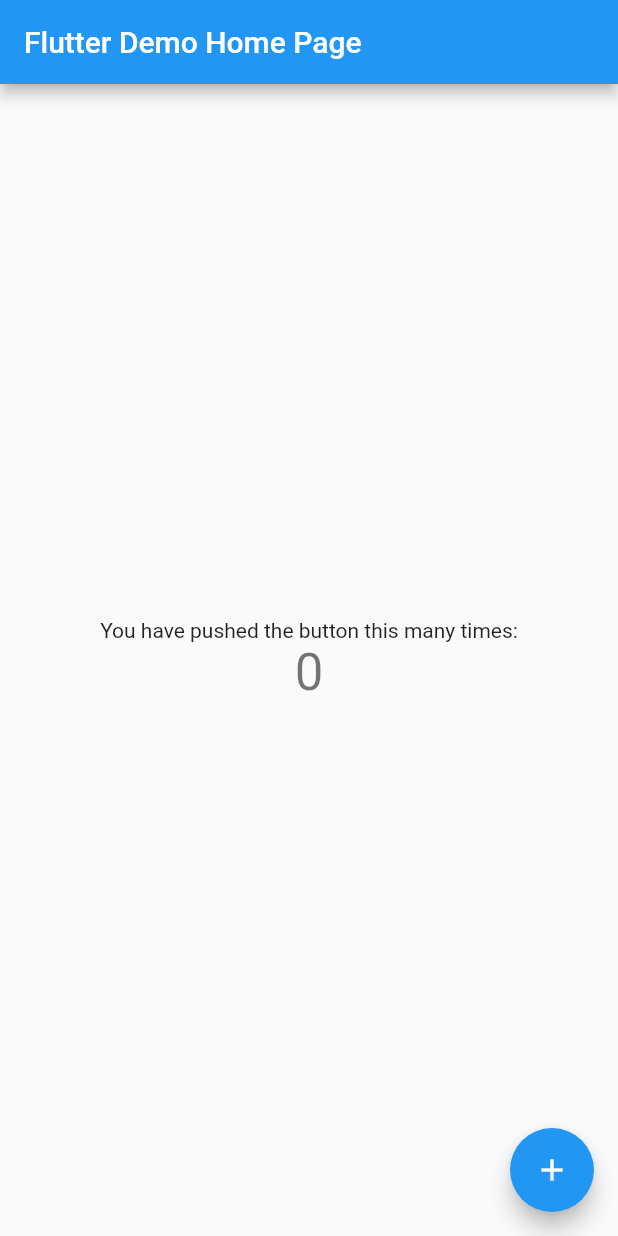
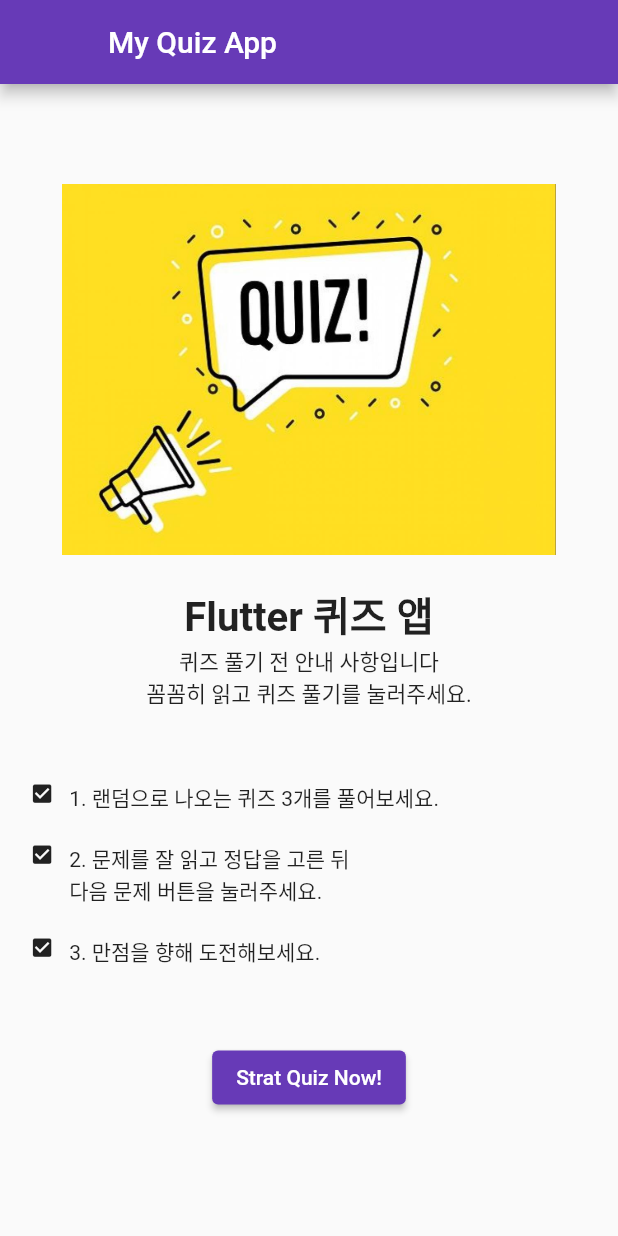
Before and after one commit to wynter122/Quiz_App, a Flutter app: the screen it shows after launch, on a phone screen of 412 x 824 dp. Run offline on Flutter 3.47's test engine with Material 2 defaults, Android fonts, the phone set to English and light mode, and no system bars.

Commit message:
quiz app main

```diff
--- a/lib/main.dart
+++ b/lib/main.dart
@@ -1,115 +1,14 @@
 import 'package:flutter/material.dart';
+import 'package:flutter_application_1/screen/screen_home.dart';
 
-void main() {
-  runApp(const MyApp());
-}
+void main() => runApp(MyApp());
 
 class MyApp extends StatelessWidget {
-  const MyApp({super.key});
-
-  // This widget is the root of your application.
   @override
   Widget build(BuildContext context) {
     return MaterialApp(
-      title: 'Flutter Demo',
-      theme: ThemeData(
-        // This is the theme of your application.
-        //
-        // Try running your application with "flutter run". You'll see the
-        // application has a blue toolbar. Then, without quitting the app, try
-        // changing the primarySwatch below to Colors.green and then invoke
-        // "hot reload" (press "r" in the console where you ran "flutter run",
-        // or simply save your changes to "hot reload" in a Flutter IDE).
-        // Notice that the counter didn't reset back to zero; the application
-        // is not restarted.
-        primarySwatch: Colors.blue,
-      ),
-      home: const MyHomePage(title: 'Flutter Demo Home Page'),
+      title: 'My Quiz App',
+      home: HomeScreen(),
     );
   }
 }
-
-class MyHomePage extends StatefulWidget {
-  const MyHomePage({super.key, required this.title});
-
-  // This widget is the home page of your application. It is stateful, meaning
-  // that it has a State object (defined below) that contains fields that affect
-  // how it looks.
-
-  // This class is the configuration for the state. It holds the values (in this
-  // case the title) provided by the parent (in this case the App widget) and
-  // used by the build method of the State. Fields in a Widget subclass are
-  // always marked "final".
-
-  final String title;
-
-  @override
-  State<MyHomePage> createState() => _MyHomePageState();
-}
-
-class _MyHomePageState extends State<MyHomePage> {
-  int _counter = 0;
-
-  void _incrementCounter() {
-    setState(() {
-      // This call to setState tells the Flutter framework that something has
-      // changed in this State, which causes it to rerun the build method below
-      // so that the display can reflect the updated values. If we changed
-      // _counter without calling setState(), then the build method would not be
-      // called again, and so nothing would appear to happen.
-      _counter++;
-    });
-  }
-
-  @override
-  Widget build(BuildContext context) {
-    // This method is rerun every time setState is called, for instance as done
-    // by the _incrementCounter method above.
-    //
-    // The Flutter framework has been optimized to make rerunning build methods
-    // fast, so that you can just rebuild anything that needs updating rather
-    // than having to individually change instances of widgets.
-    return Scaffold(
-      appBar: AppBar(
-        // Here we take the value from the MyHomePage object that was created by
-        // the App.build method, and use it to set our appbar title.
-        title: Text(widget.title),
-      ),
-      body: Center(
-        // Center is a layout widget. It takes a single child and positions it
-        // in the middle of the parent.
-        child: Column(
-          // Column is also a layout widget. It takes a list of children and
-          // arranges them vertically. By default, it sizes itself to fit its
-          // children horizontally, and tries to be as tall as its parent.
-          //
-          // Invoke "debug painting" (press "p" in the console, choose the
-          // "Toggle Debug Paint" action from the Flutter Inspector in Android
-          // Studio, or the "Toggle Debug Paint" command in Visual Studio Code)
-          // to see the wireframe for each widget.
-          //
-          // Column has various properties to control how it sizes itself and
-          // how it positions its children. Here we use mainAxisAlignment to
-          // center the children vertically; the main axis here is the vertical
-          // axis because Columns are vertical (the cross axis would be
-          // horizontal).
-          mainAxisAlignment: MainAxisAlignment.center,
-          children: <Widget>[
-            const Text(
-              'You have pushed the button this many times:',
-            ),
-            Text(
-              '$_counter',
-              style: Theme.of(context).textTheme.headlineMedium,
-            ),
-          ],
-        ),
-      ),
-      floatingActionButton: FloatingActionButton(
-        onPressed: _incrementCounter,
-        tooltip: 'Increment',
-        child: const Icon(Icons.add),
-      ), // This trailing comma makes auto-formatting nicer for build methods.
-    );
-  }
-}
--- /dev/null
+++ b/lib/screen/screen_home.dart
@@ -0,0 +1,107 @@
+import 'package:flutter/material.dart';
+
+class HomeScreen extends StatefulWidget {
+  @override
+  _HomeScreenState createState() => _HomeScreenState();
+}
+
+class _HomeScreenState extends State<HomeScreen> {
+  @override
+  Widget build(BuildContext context) {
+    // MediaQuery : 반응형 UI 를 만들기위해 기기의 정보 가져옴
+    // width 와 height에 곱하기 한 상대적인 값으로 높이, 패딩, 폰트사이즈 값 정함
+    Size screenSize = MediaQuery.of(context).size;
+    double width = screenSize.width;
+    double height = screenSize.height;
+
+    // SafeArea : 기기의 상단 notice bar 부분, 하단 영역을 침범하지 않는 안전한 영역 잡아주는 위젯
+    return SafeArea(
+        child: Scaffold(
+      appBar: AppBar(
+        title: Text('My Quiz App'),
+        backgroundColor: Colors.deepPurple,
+        // leading 비워두기 : 앱 바 좌측에 있는 버튼 지우기 효과. ex. 페이지 이동시 자동으로 생기는 뒤로가기 버튼 지우기
+        leading: Container(),
+      ),
+      body: Column(
+        mainAxisAlignment: MainAxisAlignment.center,
+        crossAxisAlignment: CrossAxisAlignment.center,
+        children: <Widget>[
+          Center(
+            child: Image.asset(
+              'images/quiz.jpeg',
+              width: width * 0.8,
+            ),
+          ),
+          Padding(
+            padding: EdgeInsets.all(width * 0.024),
+          ),
+          Text(
+            'Flutter 퀴즈 앱',
+            style: TextStyle(
+              fontSize: width * 0.065,
+              fontWeight: FontWeight.bold,
+            ),
+          ),
+          Text(
+            '퀴즈 풀기 전 안내 사항입니다\n꼼꼼히 읽고 퀴즈 풀기를 눌러주세요.',
+            textAlign: TextAlign.center,
+            style: TextStyle(
+              fontSize: width * 0.035,
+              fontWeight: FontWeight.normal,
+            ),
+          ),
+          Padding(
+            padding: EdgeInsets.all(width * 0.048),
+          ),
+          _buildStep(width, '1. 랜덤으로 나오는 퀴즈 3개를 풀어보세요.'),
+          _buildStep(width, '2. 문제를 잘 읽고 정답을 고른 뒤\n다음 문제 버튼을 눌러주세요.'),
+          _buildStep(width, '3. 만점을 향해 도전해보세요.'),
+          Padding(
+            padding: EdgeInsets.all(width * 0.048),
+          ),
+          Container(
+            padding: EdgeInsets.only(bottom: width * 0.036),
+            child: Center(
+              child: ButtonTheme(
+                minWidth: width * 0.8,
+                height: height * 0.05,
+                shape: RoundedRectangleBorder(
+                  borderRadius: BorderRadius.circular(10),
+                ),
+                child: ElevatedButton(
+                  child: Text(
+                    'Strat Quiz Now!',
+                    style: TextStyle(color: Colors.white),
+                  ),
+                  style: ElevatedButton.styleFrom(primary: Colors.deepPurple),
+                  onPressed: () {},
+                ),
+              ),
+            ),
+          )
+        ],
+      ),
+    ));
+  }
+
+  Widget _buildStep(double width, String title) {
+    return Container(
+      padding: EdgeInsets.fromLTRB(
+          width * 0.048, width * 0.024, width * 0.048, width * 0.024),
+      child: Row(
+        crossAxisAlignment: CrossAxisAlignment.start,
+        children: <Widget>[
+          Icon(
+            Icons.check_box,
+            size: width * 0.04,
+          ),
+          Padding(
+            padding: EdgeInsets.only(right: width * 0.024),
+          ),
+          Text(title)
+        ],
+      ),
+    );
+  }
+}
--- a/pubspec.yaml
+++ b/pubspec.yaml
@@ -59,9 +59,8 @@ flutter:
   uses-material-design: true
 
   # To add assets to your application, add an assets section, like this:
-  # assets:
-  #   - images/a_dot_burr.jpeg
-  #   - images/a_dot_ham.jpeg
+  assets:
+    - images/quiz.jpeg
 
   # An image asset can refer to one or more resolution-specific "variants", see
   # https://flutter.dev/assets-and-images/#resolution-aware
```
Also changed, not shown: images/quiz.jpeg (added).
